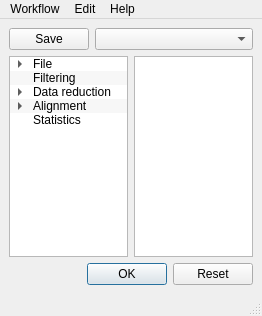
Qt form ui/NewSHaRK.ui (pkviatko/SHaRK) before a commit.
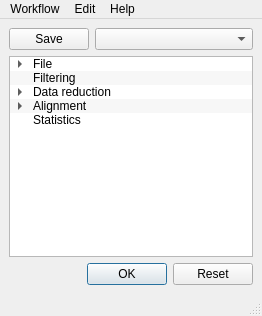
The same form after that commit.

Commit message: Implement drag out to remove behavior

```diff
--- a/ui/NewSHaRK.ui
+++ b/ui/NewSHaRK.ui
@@ -195,25 +195,6 @@
         </item>
        </widget>
       </item>
-      <item>
-       <widget class="QListWidget" name="listWidget">
-        <property name="minimumSize">
-         <size>
-          <width>60</width>
-          <height>0</height>
-         </size>
-        </property>
-        <property name="dragDropMode">
-         <enum>QAbstractItemView::DragDrop</enum>
-        </property>
-        <property name="defaultDropAction">
-         <enum>Qt::MoveAction</enum>
-        </property>
-        <property name="alternatingRowColors">
-         <bool>true</bool>
-        </property>
-       </widget>
-      </item>
      </layout>
     </item>
     <item>
```
The commit also changes 1 other file.
